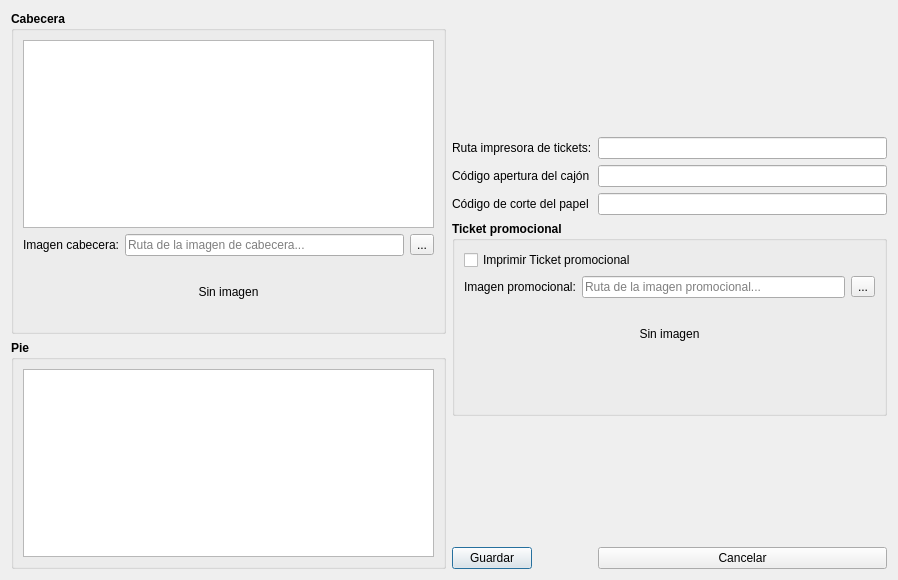
Above: configticket.ui from Ladis72/tienda before the change. Below: the same form after it.
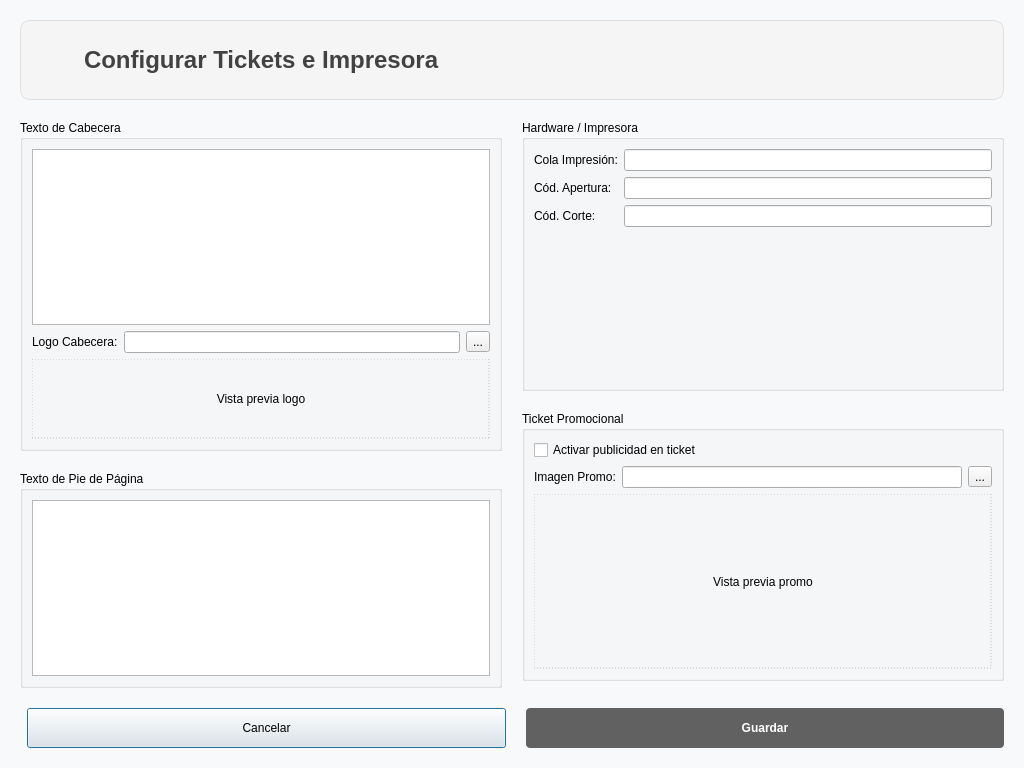
That is the form after the change. Icons and pictures are not drawn.

```diff
--- a/configticket.ui
+++ b/configticket.ui
@@ -6,317 +6,189 @@
    <rect>
     <x>0</x>
     <y>0</y>
-    <width>898</width>
-    <height>580</height>
+    <width>1024</width>
+    <height>768</height>
    </rect>
   </property>
   <property name="windowTitle">
    <string>Configurar tickets</string>
   </property>
-  <layout class="QHBoxLayout" name="horizontalLayout">
+  <property name="styleSheet">
+   <string notr="true">QDialog { background-color: #f8f9fa; }</string>
+  </property>
+  <layout class="QVBoxLayout" name="mainVerticalLayout">
+   <property name="spacing">
+    <number>20</number>
+   </property>
+   <property name="leftMargin">
+    <number>20</number>
+   </property>
+   <property name="topMargin">
+    <number>20</number>
+   </property>
+   <property name="rightMargin">
+    <number>20</number>
+   </property>
+   <property name="bottomMargin">
+    <number>20</number>
+   </property>
    <item>
-    <layout class="QVBoxLayout" name="verticalLayout_2">
+    <widget class="QFrame" name="headerFrame">
+     <property name="minimumSize">
+      <size>
+       <width>0</width>
+       <height>80</height>
+      </size>
+     </property>
+     <property name="styleSheet">
+      <string notr="true">QFrame#headerFrame {
+    background-color: #f5f5f5;
+    border-radius: 10px;
+    border: 1px solid #e0e0e0;
+}</string>
+     </property>
+     <layout class="QHBoxLayout" name="horizontalLayoutHeader">
+      <item>
+       <widget class="QLabel" name="labelIcono">
+        <property name="maximumSize">
+         <size>
+          <width>48</width>
+          <height>48</height>
+         </size>
+        </property>
+        <property name="pixmap">
+         <pixmap>../iconos/tickets.png</pixmap>
+        </property>
+        <property name="scaledContents">
+         <bool>true</bool>
+        </property>
+       </widget>
+      </item>
+      <item>
+       <widget class="QLabel" name="labelTitle">
+        <property name="font">
+         <font>
+          <pointsize>18</pointsize>
+          <bold>true</bold>
+         </font>
+        </property>
+        <property name="styleSheet">
+         <string notr="true">color: #424242;</string>
+        </property>
+        <property name="text">
+         <string>Configurar Tickets e Impresora</string>
+        </property>
+       </widget>
+      </item>
+      <item>
+       <spacer name="horizontalSpacerHeader">
+        <property name="orientation">
+         <enum>Qt::Orientation::Horizontal</enum>
+        </property>
+       </spacer>
+      </item>
+     </layout>
+    </widget>
+   </item>
+   <item>
+    <layout class="QHBoxLayout" name="horizontalLayoutBody">
      <item>
-      <widget class="QGroupBox" name="groupBoxCabecera">
-       <property name="font">
-        <font>
-         <bold>true</bold>
-        </font>
-       </property>
-       <property name="title">
-        <string>Cabecera</string>
-       </property>
-       <property name="flat">
-        <bool>true</bool>
-       </property>
-       <property name="checkable">
-        <bool>false</bool>
-       </property>
-       <layout class="QVBoxLayout" name="verticalLayoutCabecera">
-        <item>
-         <widget class="QPlainTextEdit" name="plainTextEditCabecera">
-          <property name="frameShape">
-           <enum>QFrame::Shape::StyledPanel</enum>
-          </property>
-          <property name="frameShadow">
-           <enum>QFrame::Shadow::Sunken</enum>
-          </property>
-         </widget>
-        </item>
-        <item>
-         <layout class="QHBoxLayout" name="horizontalLayoutImgCabecera">
+      <layout class="QVBoxLayout" name="verticalLayoutLeft">
+       <item>
+        <widget class="QGroupBox" name="groupBoxCabecera">
+         <property name="title"><string>Texto de Cabecera</string></property>
+         <layout class="QVBoxLayout" name="verticalLayoutCabecera">
           <item>
-           <widget class="QLabel" name="labelImgCabecera">
-            <property name="font">
-             <font>
-              <bold>false</bold>
-             </font>
-            </property>
-            <property name="text">
-             <string>Imagen cabecera:</string>
-            </property>
-           </widget>
+           <widget class="QPlainTextEdit" name="plainTextEditCabecera"/>
           </item>
           <item>
-           <widget class="QLineEdit" name="lineEditImgCabecera">
-            <property name="font">
-             <font>
-              <bold>false</bold>
-             </font>
-            </property>
-            <property name="placeholderText">
-             <string>Ruta de la imagen de cabecera...</string>
-            </property>
-           </widget>
+           <layout class="QHBoxLayout" name="horizontalLayoutImgCabecera">
+            <item><widget class="QLabel" name="labelImgCabecera"><property name="text"><string>Logo Cabecera:</string></property></widget></item>
+            <item><widget class="QLineEdit" name="lineEditImgCabecera"/></item>
+            <item><widget class="QToolButton" name="toolButtonImgCabecera"><property name="text"><string>...</string></property></widget></item>
+           </layout>
           </item>
           <item>
-           <widget class="QToolButton" name="toolButtonImgCabecera">
-            <property name="font">
-             <font>
-              <bold>false</bold>
-             </font>
-            </property>
-            <property name="text">
-             <string>...</string>
-            </property>
+           <widget class="QLabel" name="labelPreviewCabecera">
+            <property name="minimumSize"><size><width>0</width><height>80</height></size></property>
+            <property name="alignment"><set>Qt::AlignmentFlag::AlignCenter</set></property>
+            <property name="styleSheet"><string notr="true">border: 1px dashed #bdbdbd;</string></property>
+            <property name="text"><string>Vista previa logo</string></property>
            </widget>
           </item>
          </layout>
-        </item>
-        <item>
-         <widget class="QLabel" name="labelPreviewCabecera">
-          <property name="minimumSize">
-           <size>
-            <width>0</width>
-            <height>60</height>
-           </size>
-          </property>
-          <property name="maximumSize">
-           <size>
-            <width>16777215</width>
-            <height>80</height>
-           </size>
-          </property>
-          <property name="font">
-           <font>
-            <bold>false</bold>
-           </font>
-          </property>
-          <property name="text">
-           <string>Sin imagen</string>
-          </property>
-          <property name="alignment">
-           <set>Qt::AlignmentFlag::AlignCenter</set>
-          </property>
-         </widget>
-        </item>
-       </layout>
-      </widget>
+        </widget>
+       </item>
+       <item>
+        <widget class="QGroupBox" name="groupBoxPie">
+         <property name="title"><string>Texto de Pie de Página</string></property>
+         <layout class="QVBoxLayout" name="verticalLayoutPie">
+          <item>
+           <widget class="QPlainTextEdit" name="plainTextEditPie"/>
+          </item>
+         </layout>
+        </widget>
+       </item>
+      </layout>
      </item>
      <item>
-      <widget class="QGroupBox" name="groupBoxPie">
-       <property name="font">
-        <font>
-         <bold>true</bold>
-        </font>
-       </property>
-       <property name="title">
-        <string>Pie</string>
-       </property>
-       <property name="flat">
-        <bool>true</bool>
-       </property>
-       <property name="checkable">
-        <bool>false</bool>
-       </property>
-       <layout class="QGridLayout" name="gridLayout_2">
-        <item row="0" column="0">
-         <widget class="QPlainTextEdit" name="plainTextEditPie"/>
-        </item>
-       </layout>
-      </widget>
+      <layout class="QVBoxLayout" name="verticalLayoutRight">
+       <item>
+        <widget class="QGroupBox" name="groupBoxImpresora">
+         <property name="title"><string>Hardware / Impresora</string></property>
+         <layout class="QFormLayout" name="formLayoutImpresora">
+          <item row="0" column="0"><widget class="QLabel" name="label"><property name="text"><string>Cola Impresión:</string></property></widget></item>
+          <item row="0" column="1"><widget class="QLineEdit" name="lineEditCola"/></item>
+          <item row="1" column="0"><widget class="QLabel" name="label_2"><property name="text"><string>Cód. Apertura:</string></property></widget></item>
+          <item row="1" column="1"><widget class="QLineEdit" name="lineEditCodApertura"/></item>
+          <item row="2" column="0"><widget class="QLabel" name="label_3"><property name="text"><string>Cód. Corte:</string></property></widget></item>
+          <item row="2" column="1"><widget class="QLineEdit" name="lineEditCodCorte"/></item>
+         </layout>
+        </widget>
+       </item>
+       <item>
+        <widget class="QGroupBox" name="groupBoxPromo">
+         <property name="title"><string>Ticket Promocional</string></property>
+         <layout class="QVBoxLayout" name="verticalLayoutPromo">
+          <item><widget class="QCheckBox" name="checkBoxPromo"><property name="text"><string>Activar publicidad en ticket</string></property></widget></item>
+          <item>
+           <layout class="QHBoxLayout" name="horizontalLayoutImgPromo">
+            <item><widget class="QLabel" name="labelImgPromo"><property name="text"><string>Imagen Promo:</string></property></widget></item>
+            <item><widget class="QLineEdit" name="lineEditImgPromo"/></item>
+            <item><widget class="QToolButton" name="toolButtonImgPromo"><property name="text"><string>...</string></property></widget></item>
+           </layout>
+          </item>
+          <item>
+           <widget class="QLabel" name="labelPreviewPromo">
+            <property name="minimumSize"><size><width>0</width><height>100</height></size></property>
+            <property name="alignment"><set>Qt::AlignmentFlag::AlignCenter</set></property>
+            <property name="styleSheet"><string notr="true">border: 1px dashed #bdbdbd;</string></property>
+            <property name="text"><string>Vista previa promo</string></property>
+           </widget>
+          </item>
+         </layout>
+        </widget>
+       </item>
+       <item><spacer name="verticalSpacerRight"><property name="orientation"><enum>Qt::Orientation::Vertical</enum></property></spacer></item>
+      </layout>
      </item>
     </layout>
    </item>
    <item>
-    <layout class="QFormLayout" name="formLayout">
-     <item row="0" column="0">
-      <spacer name="verticalSpacer">
-       <property name="orientation">
-        <enum>Qt::Orientation::Vertical</enum>
-       </property>
-       <property name="sizeHint" stdset="0">
-        <size>
-         <width>20</width>
-         <height>40</height>
-        </size>
-       </property>
-      </spacer>
-     </item>
-     <item row="1" column="0">
-      <widget class="QLabel" name="label">
-       <property name="text">
-        <string>Ruta impresora de tickets:</string>
-       </property>
-      </widget>
-     </item>
-     <item row="1" column="1">
-      <widget class="QLineEdit" name="lineEditCola"/>
-     </item>
-     <item row="2" column="0">
-      <widget class="QLabel" name="label_2">
-       <property name="text">
-        <string>Código apertura del cajón</string>
-       </property>
-      </widget>
-     </item>
-     <item row="2" column="1">
-      <widget class="QLineEdit" name="lineEditCodApertura"/>
-     </item>
-     <item row="3" column="0">
-      <widget class="QLabel" name="label_3">
-       <property name="text">
-        <string>Código de corte del papel</string>
-       </property>
-      </widget>
-     </item>
-     <item row="3" column="1">
-      <widget class="QLineEdit" name="lineEditCodCorte"/>
-     </item>
-     <item row="4" column="0" colspan="2">
-      <widget class="QGroupBox" name="groupBoxPromo">
-       <property name="font">
-        <font>
-         <bold>true</bold>
-        </font>
-       </property>
-       <property name="title">
-        <string>Ticket promocional</string>
-       </property>
-       <property name="flat">
-        <bool>true</bool>
-       </property>
-       <layout class="QVBoxLayout" name="verticalLayoutPromo">
-        <item>
-         <widget class="QCheckBox" name="checkBoxPromo">
-          <property name="font">
-           <font>
-            <bold>false</bold>
-           </font>
-          </property>
-          <property name="text">
-           <string>Imprimir Ticket promocional</string>
-          </property>
-         </widget>
-        </item>
-        <item>
-         <layout class="QHBoxLayout" name="horizontalLayoutImgPromo">
-          <item>
-           <widget class="QLabel" name="labelImgPromo">
-            <property name="font">
-             <font>
-              <bold>false</bold>
-             </font>
-            </property>
-            <property name="text">
-             <string>Imagen promocional:</string>
-            </property>
-           </widget>
-          </item>
-          <item>
-           <widget class="QLineEdit" name="lineEditImgPromo">
-            <property name="font">
-             <font>
-              <bold>false</bold>
-             </font>
-            </property>
-            <property name="placeholderText">
-             <string>Ruta de la imagen promocional...</string>
-            </property>
-           </widget>
-          </item>
-          <item>
-           <widget class="QToolButton" name="toolButtonImgPromo">
-            <property name="font">
-             <font>
-              <bold>false</bold>
-             </font>
-            </property>
-            <property name="text">
-             <string>...</string>
-            </property>
-           </widget>
-          </item>
-         </layout>
-        </item>
-        <item>
-         <widget class="QLabel" name="labelPreviewPromo">
-          <property name="minimumSize">
-           <size>
-            <width>0</width>
-            <height>60</height>
-           </size>
-          </property>
-          <property name="maximumSize">
-           <size>
-            <width>16777215</width>
-            <height>100</height>
-           </size>
-          </property>
-          <property name="font">
-           <font>
-            <bold>false</bold>
-           </font>
-          </property>
-          <property name="text">
-           <string>Sin imagen</string>
-          </property>
-          <property name="alignment">
-           <set>Qt::AlignmentFlag::AlignCenter</set>
-          </property>
-         </widget>
-        </item>
-        <item>
-         <spacer name="verticalSpacer_2">
-          <property name="orientation">
-           <enum>Qt::Orientation::Vertical</enum>
-          </property>
-          <property name="sizeHint" stdset="0">
-           <size>
-            <width>20</width>
-            <height>40</height>
-           </size>
-          </property>
-         </spacer>
-        </item>
-       </layout>
-      </widget>
-     </item>
-     <item row="5" column="1">
-      <spacer name="verticalSpacer_3">
-       <property name="orientation">
-        <enum>Qt::Orientation::Vertical</enum>
-       </property>
-       <property name="sizeHint" stdset="0">
-        <size>
-         <width>20</width>
-         <height>40</height>
-        </size>
-       </property>
-      </spacer>
-     </item>
-     <item row="8" column="0">
-      <widget class="QPushButton" name="pushButtonAceptar">
-       <property name="text">
-        <string>Guardar</string>
-       </property>
-      </widget>
-     </item>
-     <item row="8" column="1">
+    <layout class="QHBoxLayout" name="horizontalLayoutActions">
+     <item><spacer name="horizontalSpacerActions"><property name="orientation"><enum>Qt::Orientation::Horizontal</enum></property></spacer></item>
+     <item>
       <widget class="QPushButton" name="pushButtonCancelar">
-       <property name="text">
-        <string>Cancelar</string>
-       </property>
+       <property name="minimumSize"><size><width>120</width><height>40</height></size></property>
+       <property name="text"><string>Cancelar</string></property>
+      </widget>
+     </item>
+     <item>
+      <widget class="QPushButton" name="pushButtonAceptar">
+       <property name="minimumSize"><size><width>120</width><height>40</height></size></property>
+       <property name="text"><string>Guardar</string></property>
+       <property name="styleSheet"><string notr="true">QPushButton { background-color: #616161; color: white; font-weight: bold; border-radius: 4px; }
+QPushButton:hover { background-color: #424242; }</string></property>
       </widget>
      </item>
     </layout>
```
Left out of the diff: 2 changed lines with no effect on the pictures.
